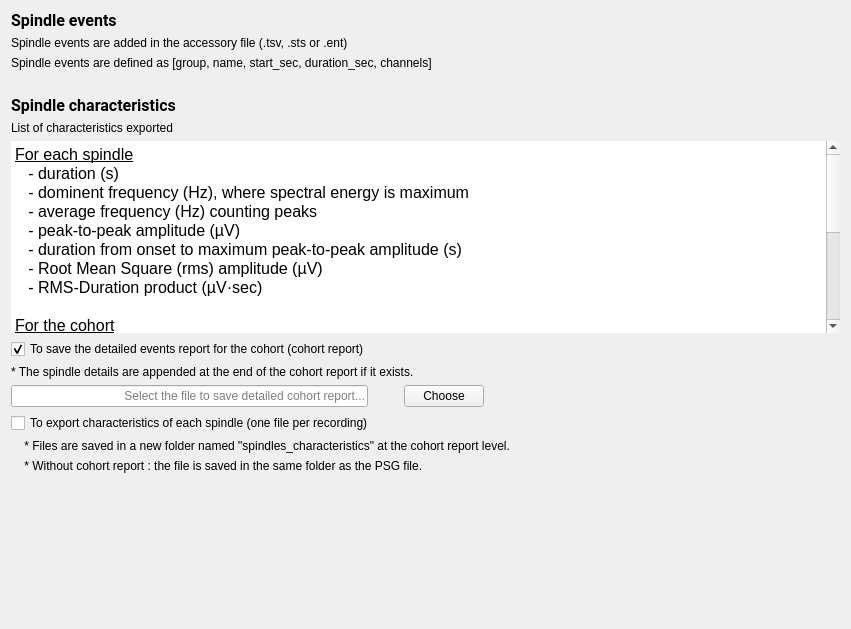
Before: the Qt Designer form tools/CEAMSTools/SpindleDetectionSumo/OutputFilesStep/Ui_OutputFilesStep.ui in SnoozToolbox/snooz-package-ceams, drawn with Qt 5.
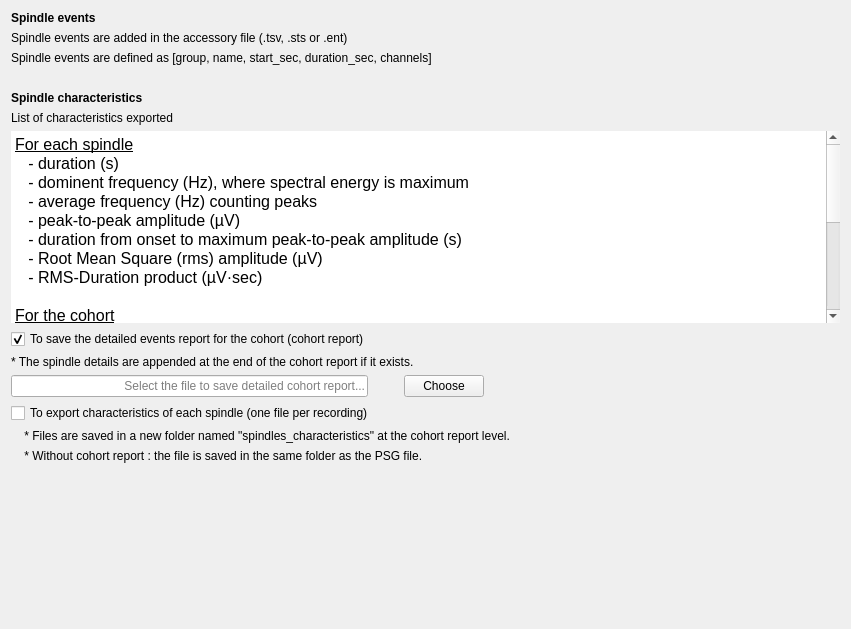
After: the same form once the commit is applied.

Commit message: Font step 4: forms without fonts of their own, look kept

What changed in the file:
```diff
--- a/tools/CEAMSTools/SpindleDetectionSumo/OutputFilesStep/Ui_OutputFilesStep.ui
+++ b/tools/CEAMSTools/SpindleDetectionSumo/OutputFilesStep/Ui_OutputFilesStep.ui
@@ -13,9 +13,6 @@
   <property name="windowTitle">
    <string/>
   </property>
-  <property name="styleSheet">
-   <string notr="true">font: 12pt &quot;Roboto&quot;;</string>
-  </property>
   <layout class="QHBoxLayout" name="horizontalLayout_3">
    <item>
     <layout class="QVBoxLayout" name="verticalLayout_2">
@@ -25,8 +22,6 @@
         <widget class="QLabel" name="label_2">
          <property name="font">
           <font>
-           <family>Roboto</family>
-           <pointsize>12</pointsize>
            <italic>false</italic>
            <bold>false</bold>
           </font>
@@ -72,8 +67,6 @@
       <widget class="QLabel" name="label_4">
        <property name="font">
         <font>
-         <family>Roboto</family>
-         <pointsize>12</pointsize>
          <italic>false</italic>
          <bold>false</bold>
         </font>
@@ -129,7 +122,7 @@
 hr { height: 1px; border-width: 0; }
 li.unchecked::marker { content: &quot;\2610&quot;; }
 li.checked::marker { content: &quot;\2612&quot;; }
-&lt;/style&gt;&lt;/head&gt;&lt;body style=&quot; font-family:'Roboto'; font-size:12pt; font-weight:400; font-style:normal;&quot;&gt;
+&lt;/style&gt;&lt;/head&gt;&lt;body style=&quot; font-size:12pt; font-weight:400; font-style:normal;&quot;&gt;
 &lt;p style=&quot; margin-top:0px; margin-bottom:0px; margin-left:0px; margin-right:0px; -qt-block-indent:0; text-indent:0px;&quot;&gt;&lt;span style=&quot; text-decoration: underline;&quot;&gt;For each spindle&lt;/span&gt;&lt;/p&gt;
 &lt;p style=&quot; margin-top:0px; margin-bottom:0px; margin-left:0px; margin-right:0px; -qt-block-indent:0; text-indent:0px;&quot;&gt;   - duration (s)&lt;/p&gt;
 &lt;p style=&quot; margin-top:0px; margin-bottom:0px; margin-left:0px; margin-right:0px; -qt-block-indent:0; text-indent:0px;&quot;&gt;   - dominent frequency (Hz), &lt;span style=&quot; color:#000000;&quot;&gt;where spectral energy is maximum&lt;/span&gt;&lt;/p&gt;
```
The commit also changes 427 other files.
